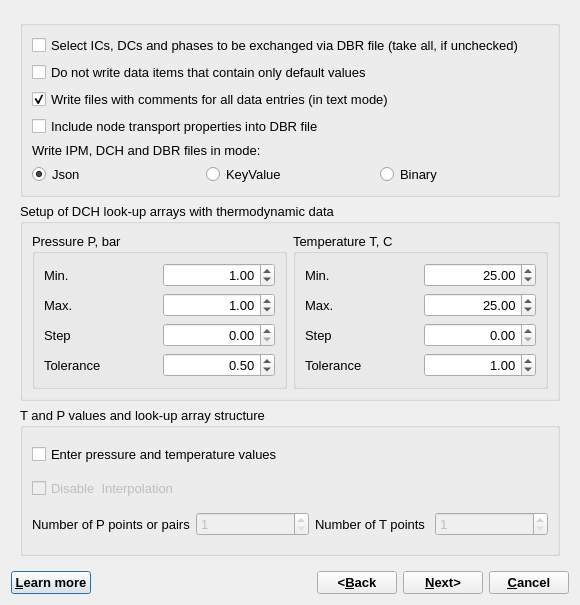
Qt form GUI/Dialogs4/LookupDialog4.ui (gemshub/GEMSGUI) before a commit.
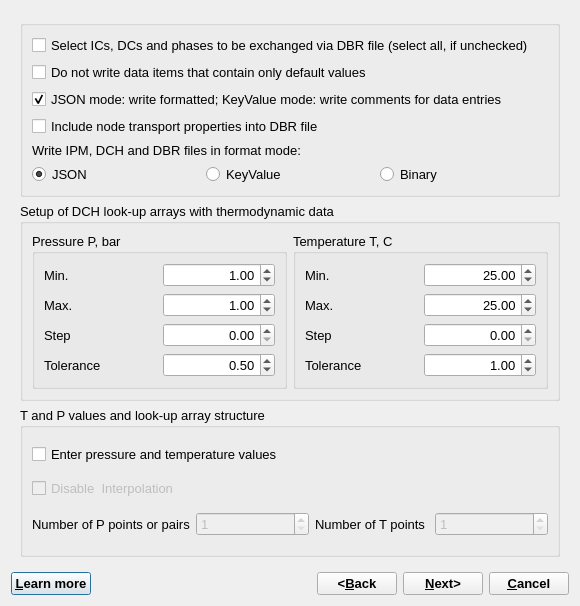
The same form after that commit.

Commit message: Changed json input/output format

Diff of the .ui file:
```diff
--- a/GUI/Dialogs4/LookupDialog4.ui
+++ b/GUI/Dialogs4/LookupDialog4.ui
@@ -10,7 +10,7 @@
     <x>0</x>
     <y>0</y>
     <width>580</width>
-    <height>605</height>
+    <height>606</height>
    </rect>
   </property>
   <property name="font">
@@ -41,7 +41,7 @@
           <item row="0" column="0" colspan="3">
            <widget class="QCheckBox" name="chSelect">
             <property name="text">
-             <string>Select ICs, DCs and phases to be exchanged via DBR file (take all, if unchecked)</string>
+             <string>Select ICs, DCs and phases to be exchanged via DBR file (select all, if unchecked)</string>
             </property>
            </widget>
           </item>
@@ -55,7 +55,7 @@
           <item row="2" column="0" colspan="3">
            <widget class="QCheckBox" name="chComment">
             <property name="text">
-             <string>Write files with comments for all data entries (in text mode)</string>
+             <string>JSON mode: write formatted; KeyValue mode: write comments for data entries</string>
             </property>
             <property name="checked">
              <bool>true</bool>
@@ -75,14 +75,14 @@
           <item row="4" column="0" colspan="3">
            <widget class="QLabel" name="label_13">
             <property name="text">
-             <string>Write IPM, DCH and DBR files in mode: </string>
+             <string>Write IPM, DCH and DBR files in format mode: </string>
             </property>
            </widget>
           </item>
           <item row="5" column="0">
            <widget class="QRadioButton" name="rbJson">
             <property name="text">
-             <string>Json</string>
+             <string>JSON</string>
             </property>
             <property name="checked">
              <bool>true</bool>
```
The commit also changes 6 other files.
